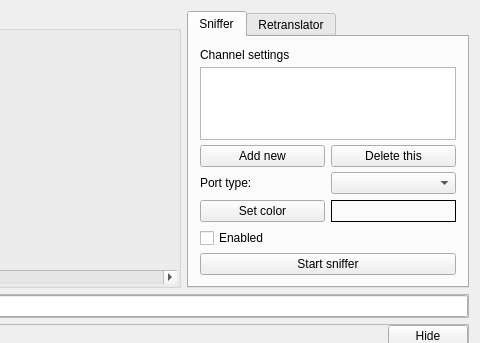
Above: mainwindow.ui from sirgal/Port-Sniffer before the change; both pictures show x 411 to 891 and y 0 to 343 of the 891 by 642 pixel window. Below: the same form after it.
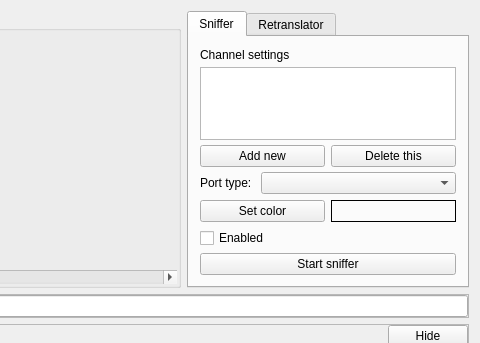
That is the form after the change. Custom widgets are drawn as their Qt base class.

Commit message: fixed port building from settings

```diff
--- a/mainwindow.ui
+++ b/mainwindow.ui
@@ -169,15 +169,18 @@
             <number>0</number>
            </property>
            <item>
-            <layout class="QHBoxLayout" name="horizontalLayout_4">
-             <item>
+            <layout class="QFormLayout" name="portTypeLayout">
+             <property name="fieldGrowthPolicy">
+              <enum>QFormLayout::AllNonFixedFieldsGrow</enum>
+             </property>
+             <item row="0" column="0">
               <widget class="QLabel" name="portLabel">
                <property name="text">
                 <string>Port type: </string>
                </property>
               </widget>
              </item>
-             <item>
+             <item row="0" column="1">
               <widget class="QComboBox" name="serialPortsSniffer"/>
              </item>
             </layout>
```
The commit also changes 12 other files.
